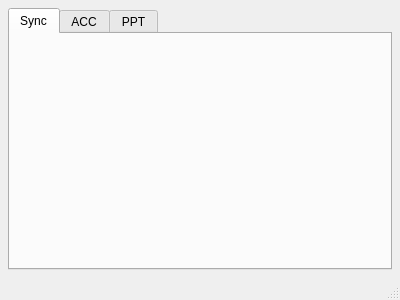
Before: the Qt Designer form ui/mainwindow.ui in DexterF/QtChronos, drawn with Qt 5.
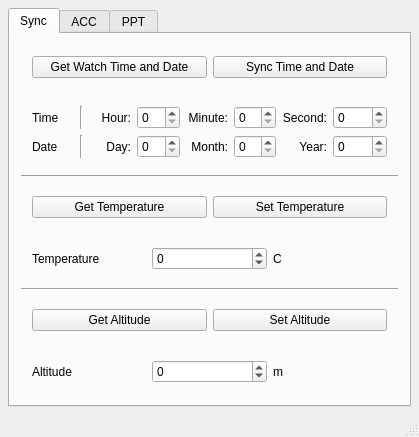
After: the same form once the commit is applied.

Commit message: Sync tab setup

```diff
--- a/ui/mainwindow.ui
+++ b/ui/mainwindow.ui
@@ -6,8 +6,8 @@
    <rect>
     <x>0</x>
     <y>0</y>
-    <width>400</width>
-    <height>300</height>
+    <width>419</width>
+    <height>437</height>
    </rect>
   </property>
   <property name="windowTitle">
@@ -42,6 +42,332 @@
        <attribute name="title">
         <string>Sync</string>
        </attribute>
+       <layout class="QVBoxLayout" name="verticalLayout_2">
+        <item>
+         <widget class="QWidget" name="widget" native="true">
+          <layout class="QVBoxLayout" name="verticalLayout_3">
+           <property name="leftMargin">
+            <number>0</number>
+           </property>
+           <property name="topMargin">
+            <number>0</number>
+           </property>
+           <property name="rightMargin">
+            <number>0</number>
+           </property>
+           <property name="bottomMargin">
+            <number>0</number>
+           </property>
+           <item>
+            <widget class="QWidget" name="widget_2" native="true">
+             <layout class="QHBoxLayout" name="horizontalLayout">
+              <item>
+               <widget class="QPushButton" name="pushButton_2">
+                <property name="text">
+                 <string>Get Watch Time and Date</string>
+                </property>
+               </widget>
+              </item>
+              <item>
+               <widget class="QPushButton" name="pushButton">
+                <property name="text">
+                 <string>Sync Time and Date</string>
+                </property>
+               </widget>
+              </item>
+             </layout>
+            </widget>
+           </item>
+           <item>
+            <widget class="QWidget" name="widget_3" native="true">
+             <layout class="QGridLayout" name="gridLayout">
+              <item row="0" column="2">
+               <widget class="Line" name="lineTime">
+                <property name="orientation">
+                 <enum>Qt::Vertical</enum>
+                </property>
+               </widget>
+              </item>
+              <item row="0" column="0">
+               <widget class="QLabel" name="labelTime">
+                <property name="text">
+                 <string>Time</string>
+                </property>
+               </widget>
+              </item>
+              <item row="0" column="5">
+               <widget class="QLabel" name="labelMinute">
+                <property name="text">
+                 <string>Minute:</string>
+                </property>
+                <property name="alignment">
+                 <set>Qt::AlignRight|Qt::AlignTrailing|Qt::AlignVCenter</set>
+                </property>
+               </widget>
+              </item>
+              <item row="0" column="4">
+               <widget class="QSpinBox" name="spinBoxHour">
+                <property name="maximum">
+                 <number>23</number>
+                </property>
+               </widget>
+              </item>
+              <item row="0" column="3">
+               <widget class="QLabel" name="labelHour">
+                <property name="text">
+                 <string>Hour:</string>
+                </property>
+                <property name="alignment">
+                 <set>Qt::AlignRight|Qt::AlignTrailing|Qt::AlignVCenter</set>
+                </property>
+               </widget>
+              </item>
+              <item row="0" column="7">
+               <widget class="QLabel" name="labelSecond">
+                <property name="text">
+                 <string>Second:</string>
+                </property>
+                <property name="alignment">
+                 <set>Qt::AlignRight|Qt::AlignTrailing|Qt::AlignVCenter</set>
+                </property>
+               </widget>
+              </item>
+              <item row="0" column="6">
+               <widget class="QSpinBox" name="spinBoxMinute">
+                <property name="maximum">
+                 <number>59</number>
+                </property>
+               </widget>
+              </item>
+              <item row="0" column="8">
+               <widget class="QSpinBox" name="spinBoxSecond">
+                <property name="maximum">
+                 <number>59</number>
+                </property>
+               </widget>
+              </item>
+              <item row="1" column="0">
+               <widget class="QLabel" name="labelDate">
+                <property name="text">
+                 <string>Date</string>
+                </property>
+               </widget>
+              </item>
+              <item row="1" column="2">
+               <widget class="Line" name="lineDate">
+                <property name="orientation">
+                 <enum>Qt::Vertical</enum>
+                </property>
+               </widget>
+              </item>
+              <item row="1" column="3">
+               <widget class="QLabel" name="labelDay">
+                <property name="text">
+                 <string>Day:</string>
+                </property>
+                <property name="alignment">
+                 <set>Qt::AlignRight|Qt::AlignTrailing|Qt::AlignVCenter</set>
+                </property>
+               </widget>
+              </item>
+              <item row="1" column="4">
+               <widget class="QSpinBox" name="spinBoxDay">
+                <property name="maximum">
+                 <number>31</number>
+                </property>
+               </widget>
+              </item>
+              <item row="1" column="5">
+               <widget class="QLabel" name="labelMonth">
+                <property name="text">
+                 <string>Month:</string>
+                </property>
+                <property name="alignment">
+                 <set>Qt::AlignRight|Qt::AlignTrailing|Qt::AlignVCenter</set>
+                </property>
+               </widget>
+              </item>
+              <item row="1" column="6">
+               <widget class="QSpinBox" name="spinBoxMonth">
+                <property name="maximum">
+                 <number>12</number>
+                </property>
+               </widget>
+              </item>
+              <item row="1" column="7">
+               <widget class="QLabel" name="labelYear">
+                <property name="text">
+                 <string>Year:</string>
+                </property>
+                <property name="alignment">
+                 <set>Qt::AlignRight|Qt::AlignTrailing|Qt::AlignVCenter</set>
+                </property>
+               </widget>
+              </item>
+              <item row="1" column="8">
+               <widget class="QSpinBox" name="spinBoxYear">
+                <property name="maximum">
+                 <number>3000</number>
+                </property>
+               </widget>
+              </item>
+             </layout>
+            </widget>
+           </item>
+          </layout>
+         </widget>
+        </item>
+        <item>
+         <widget class="Line" name="line">
+          <property name="orientation">
+           <enum>Qt::Horizontal</enum>
+          </property>
+         </widget>
+        </item>
+        <item>
+         <widget class="QWidget" name="widget_4" native="true">
+          <layout class="QVBoxLayout" name="verticalLayout_4">
+           <property name="leftMargin">
+            <number>0</number>
+           </property>
+           <property name="topMargin">
+            <number>0</number>
+           </property>
+           <property name="rightMargin">
+            <number>0</number>
+           </property>
+           <property name="bottomMargin">
+            <number>0</number>
+           </property>
+           <item>
+            <widget class="QWidget" name="widget_6" native="true">
+             <layout class="QHBoxLayout" name="horizontalLayout_3">
+              <item>
+               <widget class="QPushButton" name="getTemperature">
+                <property name="text">
+                 <string>Get Temperature</string>
+                </property>
+               </widget>
+              </item>
+              <item>
+               <widget class="QPushButton" name="setTemperature">
+                <property name="text">
+                 <string>Set Temperature</string>
+                </property>
+               </widget>
+              </item>
+             </layout>
+            </widget>
+           </item>
+           <item>
+            <widget class="QWidget" name="widget_5" native="true">
+             <layout class="QHBoxLayout" name="horizontalLayout_2">
+              <item>
+               <widget class="QLabel" name="labelTemperature">
+                <property name="text">
+                 <string>Temperature</string>
+                </property>
+               </widget>
+              </item>
+              <item>
+               <widget class="QSpinBox" name="spinBoxTemperature">
+                <property name="minimum">
+                 <number>-100</number>
+                </property>
+                <property name="maximum">
+                 <number>100</number>
+                </property>
+               </widget>
+              </item>
+              <item>
+               <widget class="QLabel" name="labelTemperatureUnits">
+                <property name="text">
+                 <string>C</string>
+                </property>
+               </widget>
+              </item>
+             </layout>
+            </widget>
+           </item>
+          </layout>
+         </widget>
+        </item>
+        <item>
+         <widget class="Line" name="line_2">
+          <property name="orientation">
+           <enum>Qt::Horizontal</enum>
+          </property>
+         </widget>
+        </item>
+        <item>
+         <widget class="QWidget" name="widget_7" native="true">
+          <layout class="QVBoxLayout" name="verticalLayout_5">
+           <property name="leftMargin">
+            <number>0</number>
+           </property>
+           <property name="topMargin">
+            <number>0</number>
+           </property>
+           <property name="rightMargin">
+            <number>0</number>
+           </property>
+           <property name="bottomMargin">
+            <number>0</number>
+           </property>
+           <item>
+            <widget class="QWidget" name="widget_8" native="true">
+             <layout class="QHBoxLayout" name="horizontalLayout_4">
+              <item>
+               <widget class="QPushButton" name="getAltitude">
+                <property name="text">
+                 <string>Get Altitude</string>
+                </property>
+               </widget>
+              </item>
+              <item>
+               <widget class="QPushButton" name="setAltitude">
+                <property name="text">
+                 <string>Set Altitude</string>
+                </property>
+               </widget>
+              </item>
+             </layout>
+            </widget>
+           </item>
+           <item>
+            <widget class="QWidget" name="widget_9" native="true">
+             <layout class="QHBoxLayout" name="horizontalLayout_5">
+              <item>
+               <widget class="QLabel" name="labelAltitude">
+                <property name="text">
+                 <string>Altitude</string>
+                </property>
+               </widget>
+              </item>
+              <item>
+               <widget class="QSpinBox" name="spinBoxAltitude">
+                <property name="minimum">
+                 <number>-100000</number>
+                </property>
+                <property name="maximum">
+                 <number>100000</number>
+                </property>
+               </widget>
+              </item>
+              <item>
+               <widget class="QLabel" name="labelAltitudeUnits">
+                <property name="text">
+                 <string>m</string>
+                </property>
+               </widget>
+              </item>
+             </layout>
+            </widget>
+           </item>
+          </layout>
+         </widget>
+        </item>
+       </layout>
       </widget>
       <widget class="QWidget" name="tabACC">
        <attribute name="title">
```
